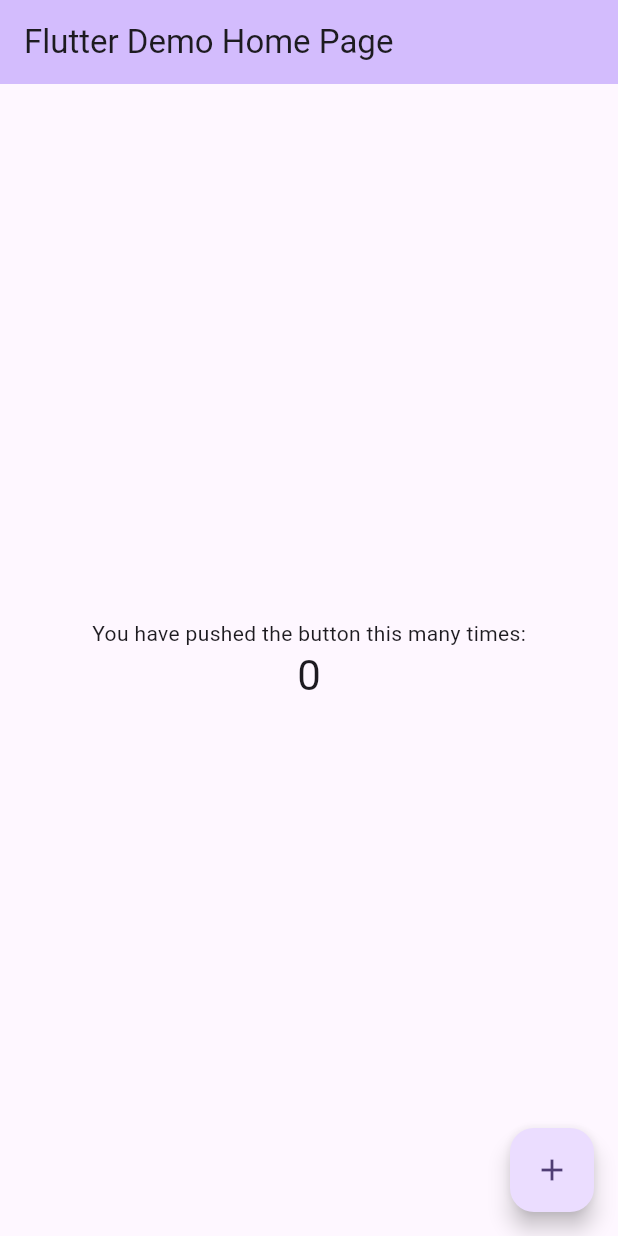
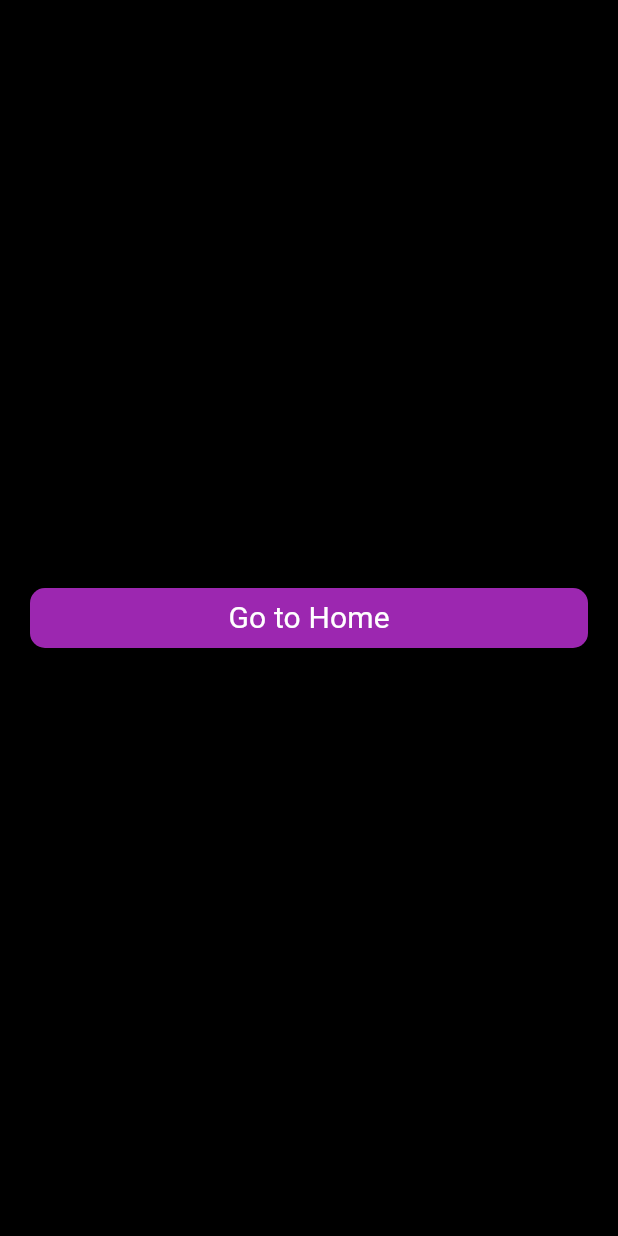
Before and after one commit to Malamrousi/Flutter-50-Challenge, a Flutter app: the screen it shows after launch, on a phone screen of 412 x 824 dp. Run offline on Flutter 3.47's test engine with Material 3 defaults, Android fonts, the phone set to English and light mode, and no system bars; our stand-ins replace chat_bubbles, flutter_dotenv, speech_to_text; missing offline and left inert: flutter_3d_controller.

Commit message:
Create Home Page UI and Onboarding

```diff
--- a/voice_talk/lib/main.dart
+++ b/voice_talk/lib/main.dart
@@ -1,4 +1,5 @@
 import 'package:flutter/material.dart';
+import 'package:voice_talk/on_boarding_page.dart';
 
 void main() {
   runApp(const MyApp());
@@ -11,115 +12,9 @@
   @override
   Widget build(BuildContext context) {
     return MaterialApp(
+      debugShowCheckedModeBanner: false,
       title: 'Flutter Demo',
-      theme: ThemeData(
-        // This is the theme of your application.
-        //
-        // TRY THIS: Try running your application with "flutter run". You'll see
-        // the application has a purple toolbar. Then, without quitting the app,
-        // try changing the seedColor in the colorScheme below to Colors.green
-        // and then invoke "hot reload" (save your changes or press the "hot
-        // reload" button in a Flutter-supported IDE, or press "r" if you used
-        // the command line to start the app).
-        //
-        // Notice that the counter didn't reset back to zero; the application
-        // state is not lost during the reload. To reset the state, use hot
-        // restart instead.
-        //
-        // This works for code too, not just values: Most code changes can be
-        // tested with just a hot reload.
-        colorScheme: ColorScheme.fromSeed(seedColor: Colors.deepPurple),
-        useMaterial3: true,
-      ),
-      home: const MyHomePage(title: 'Flutter Demo Home Page'),
+      home: const OnBoardingPage(),
     );
   }
 }
-
-class MyHomePage extends StatefulWidget {
-  const MyHomePage({super.key, required this.title});
-
-  // This widget is the home page of your application. It is stateful, meaning
-  // that it has a State object (defined below) that contains fields that affect
-  // how it looks.
-
-  // This class is the configuration for the state. It holds the values (in this
-  // case the title) provided by the parent (in this case the App widget) and
-  // used by the build method of the State. Fields in a Widget subclass are
-  // always marked "final".
-
-  final String title;
-
-  @override
-  State<MyHomePage> createState() => _MyHomePageState();
-}
-
-class _MyHomePageState extends State<MyHomePage> {
-  int _counter = 0;
-
-  void _incrementCounter() {
-    setState(() {
-      // This call to setState tells the Flutter framework that something has
-      // changed in this State, which causes it to rerun the build method below
-      // so that the display can reflect the updated values. If we changed
-      // _counter without calling setState(), then the build method would not be
-      // called again, and so nothing would appear to happen.
-      _counter++;
-    });
-  }
-
-  @override
-  Widget build(BuildContext context) {
-    // This method is rerun every time setState is called, for instance as done
-    // by the _incrementCounter method above.
-    //
-    // The Flutter framework has been optimized to make rerunning build methods
-    // fast, so that you can just rebuild anything that needs updating rather
-    // than having to individually change instances of widgets.
-    return Scaffold(
-      appBar: AppBar(
-        // TRY THIS: Try changing the color here to a specific color (to
-        // Colors.amber, perhaps?) and trigger a hot reload to see the AppBar
-        // change color while the other colors stay the same.
-        backgroundColor: Theme.of(context).colorScheme.inversePrimary,
-        // Here we take the value from the MyHomePage object that was created by
-        // the App.build method, and use it to set our appbar title.
-        title: Text(widget.title),
-      ),
-      body: Center(
-        // Center is a layout widget. It takes a single child and positions it
-        // in the middle of the parent.
-        child: Column(
-          // Column is also a layout widget. It takes a list of children and
-          // arranges them vertically. By default, it sizes itself to fit its
-          // children horizontally, and tries to be as tall as its parent.
-          //
-          // Column has various properties to control how it sizes itself and
-          // how it positions its children. Here we use mainAxisAlignment to
-          // center the children vertically; the main axis here is the vertical
-          // axis because Columns are vertical (the cross axis would be
-          // horizontal).
-          //
-          // TRY THIS: Invoke "debug painting" (choose the "Toggle Debug Paint"
-          // action in the IDE, or press "p" in the console), to see the
-          // wireframe for each widget.
-          mainAxisAlignment: MainAxisAlignment.center,
-          children: <Widget>[
-            const Text(
-              'You have pushed the button this many times:',
-            ),
-            Text(
-              '$_counter',
-              style: Theme.of(context).textTheme.headlineMedium,
-            ),
-          ],
-        ),
-      ),
-      floatingActionButton: FloatingActionButton(
-        onPressed: _incrementCounter,
-        tooltip: 'Increment',
-        child: const Icon(Icons.add),
-      ), // This trailing comma makes auto-formatting nicer for build methods.
-    );
-  }
-}
--- /dev/null
+++ b/voice_talk/lib/on_boarding_page.dart
@@ -0,0 +1,43 @@
+import 'package:flutter/material.dart';
+import 'package:voice_talk/my_home_page.dart';
+
+class OnBoardingPage extends StatelessWidget {
+  const OnBoardingPage({super.key});
+
+  @override
+  Widget build(BuildContext context) {
+    return Scaffold(
+      backgroundColor: Colors.black,
+      body: Padding(
+        padding: const EdgeInsets.all(20),
+        child: Center(
+          child: ElevatedButton(
+            style: ElevatedButton.styleFrom(
+              backgroundColor: Colors.purple,
+              shape: RoundedRectangleBorder(
+                borderRadius: BorderRadius.circular(10),
+              ),
+              minimumSize: const Size(double.infinity, 40),
+            ),
+            onPressed: () {
+              Navigator.push(
+                context,
+                MaterialPageRoute(
+                  builder: (context) => const MyHomePage(),
+                ),
+              );
+            },
+            child: const Text(
+              "Go to Home",
+              style: TextStyle(
+                color: Colors.white,
+                fontSize: 20,
+                fontWeight: FontWeight.normal,
+              ),
+            ),
+          ),
+        ),
+      ),
+    );
+  }
+}
--- a/voice_talk/pubspec.yaml
+++ b/voice_talk/pubspec.yaml
@@ -28,6 +28,8 @@ environment:
 # the latest version available on pub.dev. To see which dependencies have newer
 # versions available, run `flutter pub outdated`.
 dependencies:
+  speech_to_text: ^7.0.0
+
   flutter:
     sdk: flutter
 
```
Also changed, not shown: voice_talk/lib/my_home_page.dart (added, +230 -0 lines), voice_talk/pubspec.lock, 2 other files.
